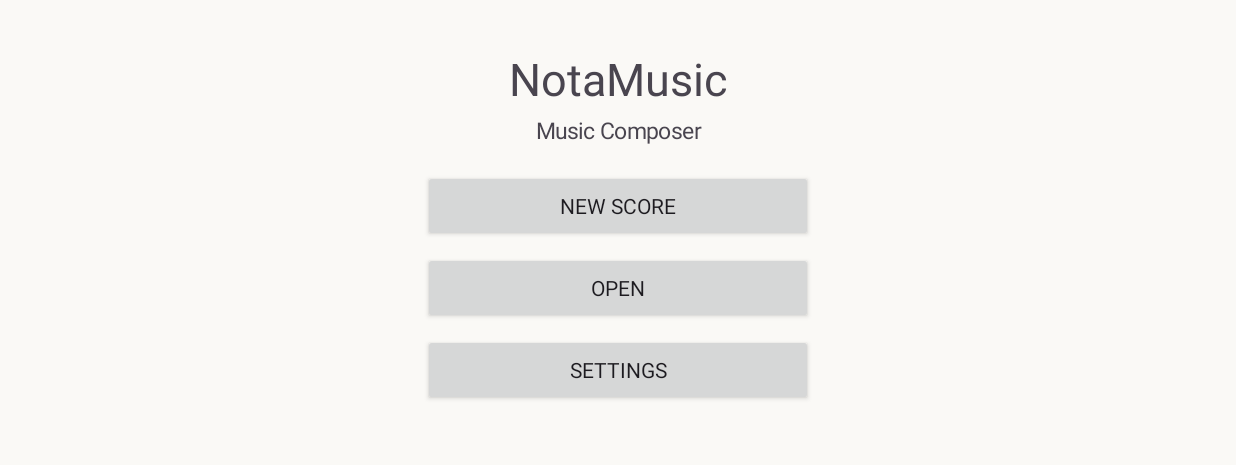
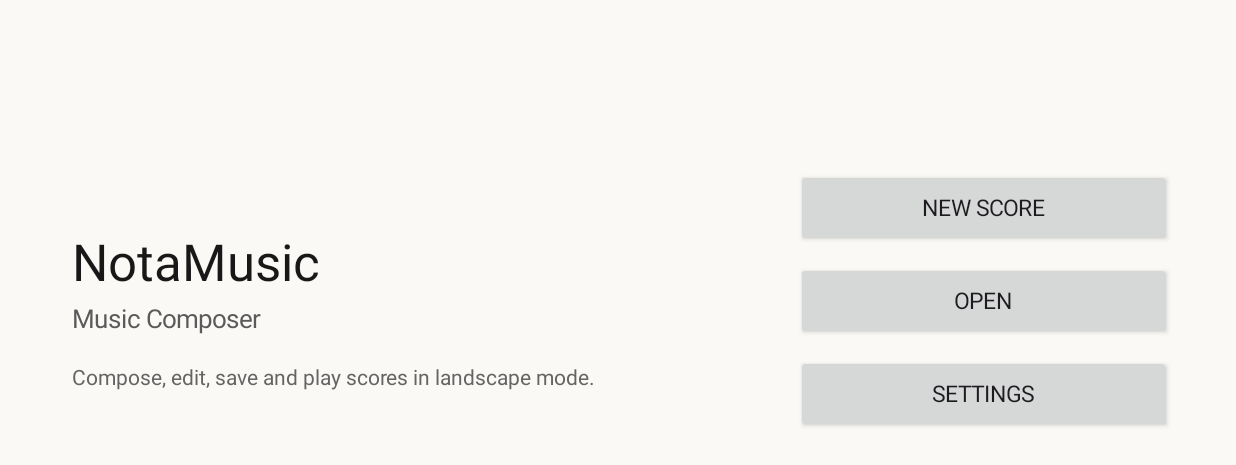
Before and after one commit to johnbidwayasouci-lgtm/NotaMusic, an Android app: the screen it shows after launch (MainActivity), on a phone screen of 824 x 412 dp (held sideways). Shown: the top 465 px of the screen. Run offline under Robolectric (Android 15) with nearby library versions, the light colour scheme and no system bars.

Commit message:
ui: optimize home screen for landscape

```diff
--- a/app/src/main/java/org/notamusic/app/ui/MainActivity.kt
+++ b/app/src/main/java/org/notamusic/app/ui/MainActivity.kt
@@ -4,6 +4,7 @@ import android.content.Intent
 import android.graphics.Color
 import android.os.Bundle
 import android.view.Gravity
+import android.view.View
 import android.widget.Button
 import android.widget.LinearLayout
 import android.widget.TextView
@@ -12,15 +13,61 @@ import org.notamusic.app.ui.editor.ScoreSession
 
 class MainActivity : AppCompatActivity() {
     override fun onCreate(savedInstanceState: Bundle?) {
-        super.onCreate(savedInstanceState); title = "NotaMusic"
-        val root = LinearLayout(this).apply { orientation = LinearLayout.VERTICAL; gravity = Gravity.CENTER_HORIZONTAL; setPadding(36,28,36,28); setBackgroundColor(Color.rgb(250,249,246)) }
-        root.addView(TextView(this).apply { text = "NotaMusic"; textSize = 30f; gravity = Gravity.CENTER; setPadding(0,20,0,6) })
-        root.addView(TextView(this).apply { text = "Music Composer"; textSize = 15f; gravity = Gravity.CENTER; setPadding(0,0,0,24) })
-        fun action(label: String, target: Class<*>, reset: Boolean = false) = Button(this).apply { text = label; setOnClickListener { if (reset) ScoreSession.reset(); startActivity(Intent(this@MainActivity, target)) }; layoutParams = LinearLayout.LayoutParams(dp(260), -2).apply { bottomMargin = 10 } }
-        root.addView(action("New score", ScoreCreationActivity::class.java, true))
-        root.addView(action("Open", OpenScoresActivity::class.java))
-        root.addView(action("Settings", SettingsActivity::class.java))
+        super.onCreate(savedInstanceState)
+        requestedOrientation = android.content.pm.ActivityInfo.SCREEN_ORIENTATION_LANDSCAPE
+        title = "NotaMusic"
+
+        val root = LinearLayout(this).apply {
+            orientation = LinearLayout.HORIZONTAL
+            gravity = Gravity.CENTER
+            setPadding(dp(28), dp(20), dp(28), dp(20))
+            setBackgroundColor(Color.rgb(250, 249, 246))
+        }
+
+        val intro = LinearLayout(this).apply {
+            orientation = LinearLayout.VERTICAL
+            gravity = Gravity.CENTER_VERTICAL
+            setPadding(dp(20), 0, dp(36), 0)
+        }
+        intro.addView(TextView(this).apply {
+            text = "NotaMusic"
+            textSize = 34f
+            setTextColor(Color.rgb(24, 24, 24))
+        })
+        intro.addView(TextView(this).apply {
+            text = "Music Composer"
+            textSize = 17f
+            setTextColor(Color.rgb(90, 90, 90))
+            setPadding(0, dp(4), 0, dp(18))
+        })
+        intro.addView(TextView(this).apply {
+            text = "Compose, edit, save and play scores in landscape mode."
+            textSize = 14f
+            setTextColor(Color.rgb(100, 100, 100))
+        })
+        root.addView(intro, LinearLayout.LayoutParams(0, -2, 1f))
+
+        val actions = LinearLayout(this).apply {
+            orientation = LinearLayout.VERTICAL
+            gravity = Gravity.CENTER
+            setPadding(dp(12), 0, dp(12), 0)
+        }
+        fun action(label: String, target: Class<*>, reset: Boolean = false): View = Button(this).apply {
+            text = label
+            textSize = 15f
+            setOnClickListener {
+                if (reset) ScoreSession.reset()
+                startActivity(Intent(this@MainActivity, target))
+            }
+            layoutParams = LinearLayout.LayoutParams(dp(250), dp(52)).apply { bottomMargin = dp(10) }
+        }
+        actions.addView(action("New score", ScoreCreationActivity::class.java, true))
+        actions.addView(action("Open", OpenScoresActivity::class.java))
+        actions.addView(action("Settings", SettingsActivity::class.java))
+        root.addView(actions, LinearLayout.LayoutParams(dp(280), -2))
+
         setContentView(root)
     }
+
     private fun dp(v: Int) = (v * resources.displayMetrics.density).toInt()
 }
```
